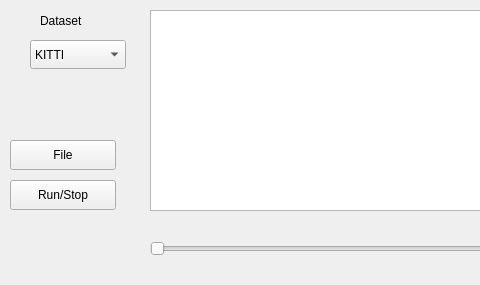
Before: the Qt Designer form ui/widget.ui in ZhangZh3ng/PointCloudPlayer, drawn with Qt 5; both pictures show x 0 to 480 and y 0 to 285 of the 1553 by 285 pixel window.
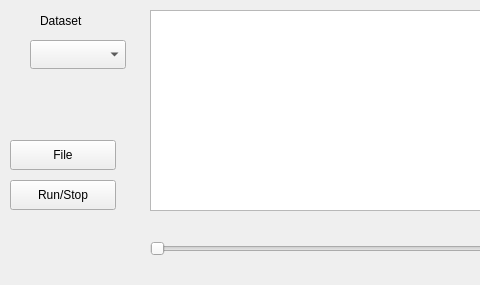
After: the same form once the commit is applied.

```diff
--- a/ui/widget.ui
+++ b/ui/widget.ui
@@ -110,16 +110,6 @@
      <height>29</height>
     </rect>
    </property>
-   <item>
-    <property name="text">
-     <string>KITTI</string>
-    </property>
-   </item>
-   <item>
-    <property name="text">
-     <string>NCLT</string>
-    </property>
-   </item>
   </widget>
   <widget class="QLabel" name="progressLabel">
    <property name="geometry">
```
Left out of the diff: 2 changed lines with no effect on the pictures.
